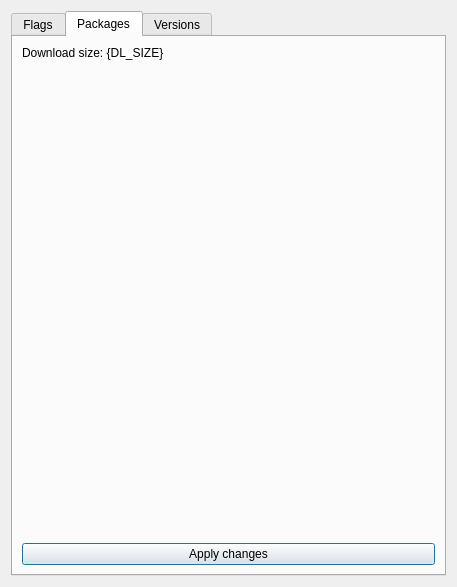
The window that ui/mod_settings.ui (ngld/old-knossos) describes before a commit, drawn with Qt 5.
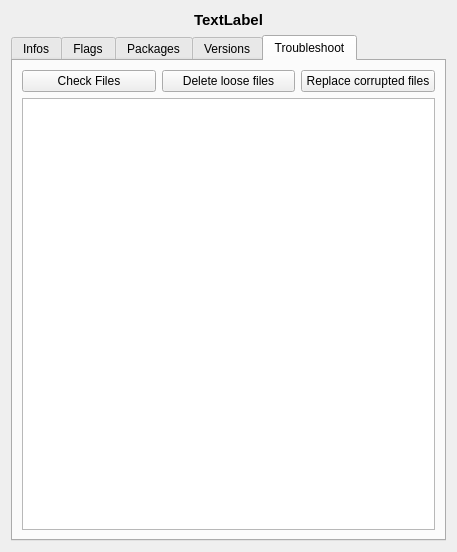
The same window after the commit.

Commit message:
Added a bit of troubleshoot support
Also, FSO should now work even if we are on Windows and the exe file is
in some subdirectory.

```diff
--- a/ui/mod_settings.ui
+++ b/ui/mod_settings.ui
@@ -7,18 +7,62 @@
     <x>0</x>
     <y>0</y>
     <width>457</width>
-    <height>587</height>
+    <height>552</height>
    </rect>
   </property>
   <property name="windowTitle">
    <string>Mod settings</string>
   </property>
   <layout class="QVBoxLayout" name="verticalLayout">
+   <item>
+    <widget class="QLabel" name="modTitle">
+     <property name="font">
+      <font>
+       <pointsize>11</pointsize>
+       <weight>75</weight>
+       <bold>true</bold>
+      </font>
+     </property>
+     <property name="text">
+      <string>TextLabel</string>
+     </property>
+     <property name="alignment">
+      <set>Qt::AlignCenter</set>
+     </property>
+    </widget>
+   </item>
    <item>
     <widget class="QTabWidget" name="tabWidget">
      <property name="currentIndex">
-      <number>1</number>
+      <number>4</number>
      </property>
+     <widget class="QWidget" name="tab">
+      <attribute name="title">
+       <string>Infos</string>
+      </attribute>
+      <layout class="QVBoxLayout" name="verticalLayout_2">
+       <item>
+        <widget class="QLabel" name="modLogo">
+         <property name="text">
+          <string>TextLabel</string>
+         </property>
+         <property name="alignment">
+          <set>Qt::AlignCenter</set>
+         </property>
+        </widget>
+       </item>
+       <item>
+        <widget class="QPlainTextEdit" name="modDesc">
+         <property name="readOnly">
+          <bool>true</bool>
+         </property>
+         <property name="textInteractionFlags">
+          <set>Qt::NoTextInteraction</set>
+         </property>
+        </widget>
+       </item>
+      </layout>
+     </widget>
      <widget class="QWidget" name="flagsTab">
       <attribute name="title">
        <string>Flags</string>
@@ -66,6 +110,41 @@
        <string>Versions</string>
       </attribute>
      </widget>
+     <widget class="QWidget" name="tab_3">
+      <attribute name="title">
+       <string>Troubleshoot</string>
+      </attribute>
+      <layout class="QVBoxLayout" name="verticalLayout_4">
+       <item>
+        <layout class="QHBoxLayout" name="horizontalLayout">
+         <item>
+          <widget class="QPushButton" name="checkFiles">
+           <property name="text">
+            <string>Check Files</string>
+           </property>
+          </widget>
+         </item>
+         <item>
+          <widget class="QPushButton" name="delLoose">
+           <property name="text">
+            <string>Delete loose files</string>
+           </property>
+          </widget>
+         </item>
+         <item>
+          <widget class="QPushButton" name="replaceFiles">
+           <property name="text">
+            <string>Replace corrupted files</string>
+           </property>
+          </widget>
+         </item>
+        </layout>
+       </item>
+       <item>
+        <widget class="QTextBrowser" name="logDisplay"/>
+       </item>
+      </layout>
+     </widget>
     </widget>
    </item>
   </layout>
```
The commit also changes 6 other files.
